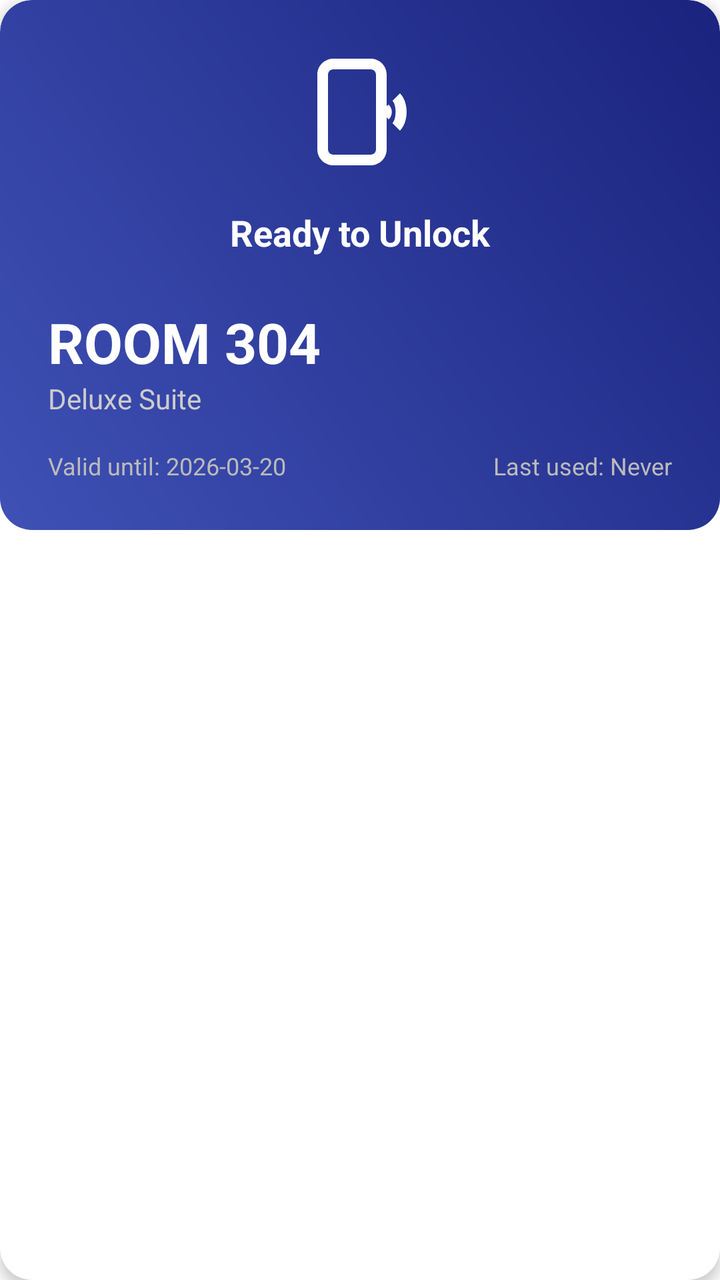
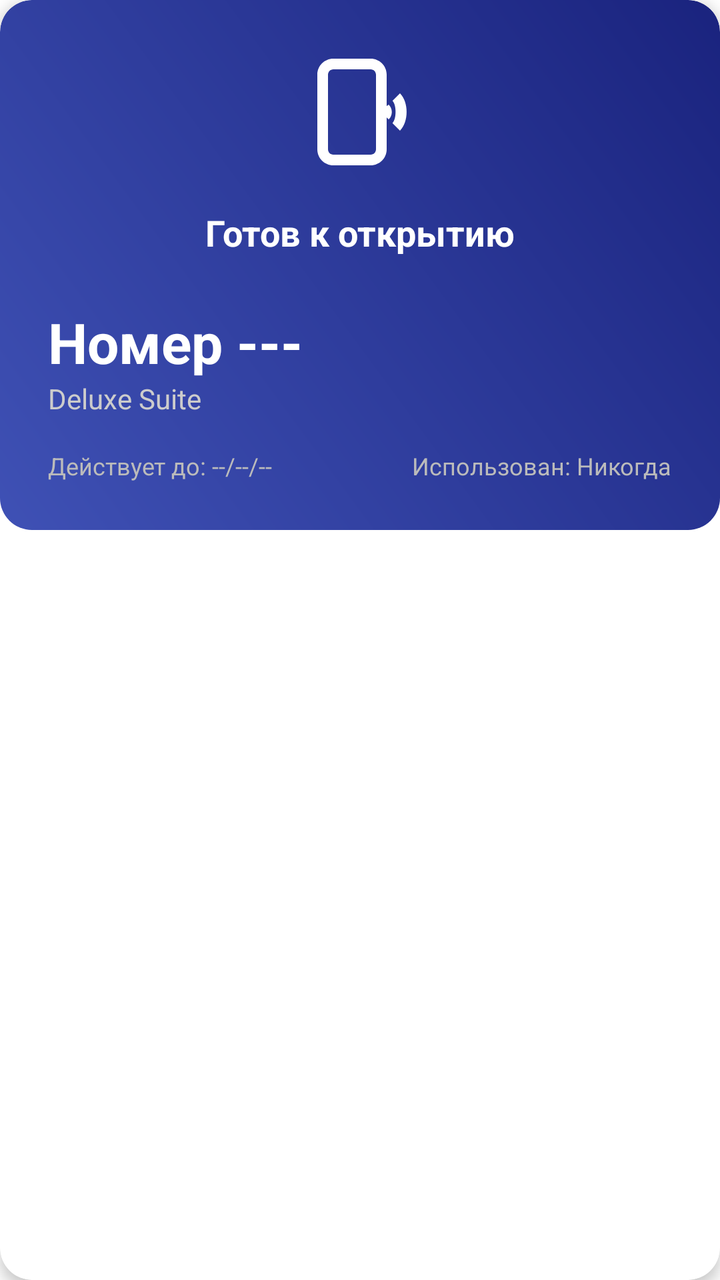

Screens rendered from an Android XML layout before and after an edit, with the pre-edit source and the edit as a unified diff.
<!-- AndroidManifest.xml: application theme Theme.Hotel_App -->
<!-- res/layout/layout_item_nfc_key.xml -->
<?xml version="1.0" encoding="utf-8"?>
<androidx.cardview.widget.CardView xmlns:android="http://schemas.android.com/apk/res/android"
    xmlns:app="http://schemas.android.com/apk/res-auto"
    android:layout_width="match_parent"
    android:layout_height="wrap_content"
    android:layout_margin="8dp"
    app:cardCornerRadius="16dp"
    app:cardElevation="4dp">

    <androidx.constraintlayout.widget.ConstraintLayout
        android:layout_width="match_parent"
        android:layout_height="wrap_content"
        android:background="@drawable/gradient_key_card"
        android:padding="24dp">

        <ImageView
            android:id="@+id/ivNfcIcon"
            android:layout_width="64dp"
            android:layout_height="64dp"
            android:src="@drawable/ic_nfc"
            app:layout_constraintEnd_toEndOf="parent"
            app:layout_constraintStart_toStartOf="parent"
            app:layout_constraintTop_toTopOf="parent"
            app:tint="@android:color/white" />

        <TextView
            android:id="@+id/tvNfcStatus"
            android:layout_width="wrap_content"
            android:layout_height="wrap_content"
            android:layout_marginTop="16dp"
            android:text="Ready to Unlock"
            android:textColor="@android:color/white"
            android:textSize="18sp"
            android:textStyle="bold"
            app:layout_constraintEnd_toEndOf="parent"
            app:layout_constraintStart_toStartOf="parent"
            app:layout_constraintTop_toBottomOf="@id/ivNfcIcon" />

        <TextView
            android:id="@+id/tvRoomNumber"
            android:layout_width="wrap_content"
            android:layout_height="wrap_content"
            android:layout_marginTop="24dp"
            android:text="ROOM 304"
            android:textColor="@android:color/white"
            android:textSize="28sp"
            android:textStyle="bold"
            app:layout_constraintStart_toStartOf="parent"
            app:layout_constraintTop_toBottomOf="@id/tvNfcStatus" />

        <TextView
            android:id="@+id/tvRoomType"
            android:layout_width="wrap_content"
            android:layout_height="wrap_content"
            android:text="Deluxe Suite"
            android:textColor="#CCCCCC"
            android:textSize="14sp"
            app:layout_constraintStart_toStartOf="@id/tvRoomNumber"
            app:layout_constraintTop_toBottomOf="@id/tvRoomNumber" />

        <TextView
            android:id="@+id/tvValidUntil"
            android:layout_width="wrap_content"
            android:layout_height="wrap_content"
            android:layout_marginTop="16dp"
            android:text="Valid until: 2026-03-20"
            android:textColor="#BBBBBB"
            android:textSize="12sp"
            app:layout_constraintStart_toStartOf="parent"
            app:layout_constraintTop_toBottomOf="@id/tvRoomType" />

        <TextView
            android:id="@+id/tvLastUsed"
            android:layout_width="wrap_content"
            android:layout_height="wrap_content"
            android:text="Last used: Never"
            android:textColor="#BBBBBB"
            android:textSize="12sp"
            app:layout_constraintEnd_toEndOf="parent"
            app:layout_constraintTop_toTopOf="@id/tvValidUntil" />

    </androidx.constraintlayout.widget.ConstraintLayout>
</androidx.cardview.widget.CardView>
<!-- resources referenced by this layout -->
<resources>
  <!-- drawable gradient_key_card (drawable) -->
  <?xml version="1.0" encoding="utf-8"?>
  <shape xmlns:android="http://schemas.android.com/apk/res/android"
      android:shape="rectangle">
      <gradient
          android:angle="45"
          android:endColor="#1A237E"
          android:startColor="#3F51B5"
          android:type="linear" />
      <corners android:radius="16dp" />
  </shape>
  <!-- drawable ic_nfc (drawable) -->
  <?xml version="1.0" encoding="utf-8"?>
  <vector xmlns:android="http://schemas.android.com/apk/res/android"
      android:width="24dp"
      android:height="24dp"
      android:viewportWidth="24"
      android:viewportHeight="24">
      <path
          android:fillColor="#FFFFFFFF"
          android:pathData="M7,2h7c1.66,0 3,1.34 3,3v14c0,1.66 -1.34,3 -3,3H7c-1.66,0 -3,-1.34 -3,-3V5c0,-1.66 1.34,-3 3,-3zM7,4c-0.55,0 -1,0.45 -1,1v14c0,0.55 0.45,1 1,1h7c0.55,0 1,-0.45 1,-1V5c0,-0.55 -0.45,-1 -1,-1H7z" />
      <path
          android:fillColor="#FFFFFFFF"
          android:pathData="M19.5,8.5c1.66,1.66 1.66,5.34 0,7l-1.41,-1.41c0.78,-0.78 0.78,-3.4 0,-4.18L19.5,8.5z" />
      <path
          android:fillColor="#FFFFFFFF"
          android:pathData="M17.38,10.62c0.78,0.78 0.78,2.0 0,2.78l-1.41,-1.41c0.16,-0.16 0.16,-0.2 0,-0.36l1.41,-1.01z" />
  </vector>
  <style name="Theme.Hotel_App" parent="Theme.MaterialComponents.DayNight.NoActionBar">
          
          <item name="colorPrimary">@color/purple_500</item>
          <item name="colorPrimaryVariant">@color/purple_700</item>
          <item name="colorOnPrimary">@color/white</item>
          
          <item name="colorSecondary">@color/teal_200</item>
          <item name="colorSecondaryVariant">@color/teal_700</item>
          <item name="colorOnSecondary">@color/black</item>
          
          <item name="android:statusBarColor">?attr/colorPrimaryVariant</item>
          
      </style>
  <color name="purple_500">#FF6200EE</color>
  <color name="purple_700">#FF3700B3</color>
  <color name="white">#FFFFFFFF</color>
  <color name="teal_200">#FF03DAC5</color>
  <color name="teal_700">#FF018786</color>
  <color name="black">#FF000000</color>
</resources>

<!-- the commit's change to res/layout/layout_item_nfc_key.xml (unified diff, before → after) -->
@@ -28,7 +28,7 @@
             android:layout_width="wrap_content"
             android:layout_height="wrap_content"
             android:layout_marginTop="16dp"
-            android:text="Ready to Unlock"
+            android:text="@string/ready_to_unlock"
             android:textColor="@android:color/white"
             android:textSize="18sp"
             android:textStyle="bold"
@@ -41,7 +41,7 @@
             android:layout_width="wrap_content"
             android:layout_height="wrap_content"
             android:layout_marginTop="24dp"
-            android:text="ROOM 304"
+            android:text="@string/room_empty"
             android:textColor="@android:color/white"
             android:textSize="28sp"
             android:textStyle="bold"
@@ -63,7 +63,7 @@
             android:layout_width="wrap_content"
             android:layout_height="wrap_content"
             android:layout_marginTop="16dp"
-            android:text="Valid until: 2026-03-20"
+            android:text="@string/valid_until_empty"
             android:textColor="#BBBBBB"
             android:textSize="12sp"
             app:layout_constraintStart_toStartOf="parent"
@@ -73,7 +73,7 @@
             android:id="@+id/tvLastUsed"
             android:layout_width="wrap_content"
             android:layout_height="wrap_content"
-            android:text="Last used: Never"
+            android:text="@string/last_used_never"
             android:textColor="#BBBBBB"
             android:textSize="12sp"
             app:layout_constraintEnd_toEndOf="parent"
<!-- resource entries referenced after the edit -->
@@ -28,6 +28,10 @@
           android:fillColor="#FFFFFFFF"
           android:pathData="M17.38,10.62c0.78,0.78 0.78,2.0 0,2.78l-1.41,-1.41c0.16,-0.16 0.16,-0.2 0,-0.36l1.41,-1.01z" />
   </vector>
+  <string name="last_used_never">Использован: Никогда</string>
+  <string name="ready_to_unlock">Готов к открытию</string>
+  <string name="room_empty">Номер ---</string>
+  <string name="valid_until_empty">Действует до: --/--/--</string>
   <style name="Theme.Hotel_App" parent="Theme.MaterialComponents.DayNight.NoActionBar">
           
           <item name="colorPrimary">@color/purple_500</item>
